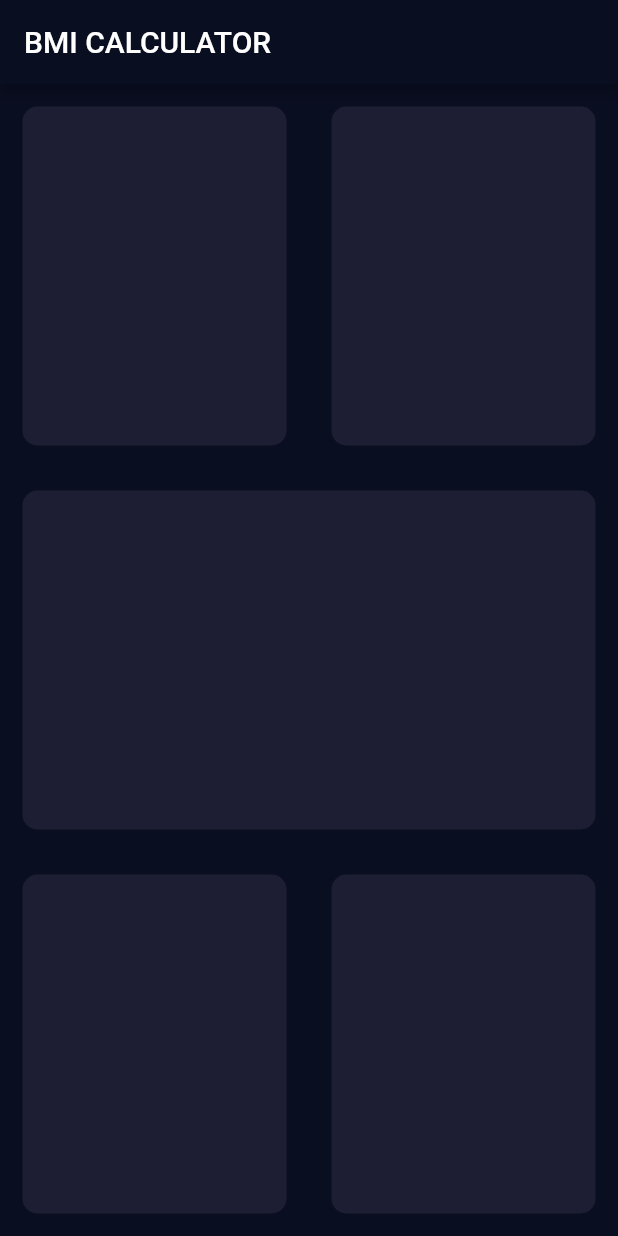
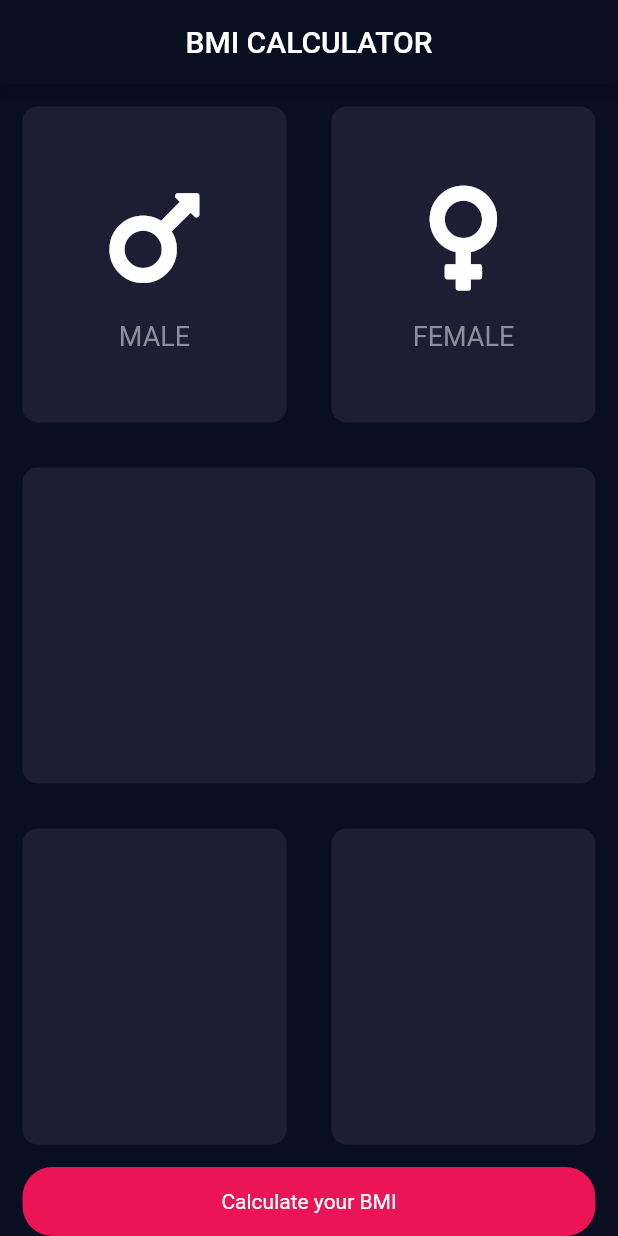
Before and after one commit to Gurubalan-GIT/BMI-Calculator, a Flutter app: the screen it shows after launch, on a phone screen of 412 x 824 dp. Run offline on Flutter 3.47's test engine with Material 2 defaults, Android fonts, the phone set to English and light mode, and no system bars; our stand-ins replace font_awesome_flutter.

Commit message:
✨ feat: adding in folder structure and gender choose widget

```diff
--- a/lib/input_page.dart
+++ /dev/null
@@ -1,45 +0,0 @@
-import 'package:flutter/material.dart';
-
-class InputPage extends StatefulWidget {
-  @override
-  _InputPageState createState() => _InputPageState();
-}
-
-class _InputPageState extends State<InputPage> {
-  @override
-  Widget build(BuildContext context) {
-    return Scaffold(
-        appBar: AppBar(
-          title: Text('BMI CALCULATOR'),
-        ),
-        body: Column(
-          children: [
-            Expanded(
-              child: Row(
-                children: [CustomCard(color: Color(0xFF1D1E33)), CustomCard(color: Color(0xFF1D1E33))],
-              ),
-            ),
-            CustomCard(color: Color(0xFF1D1E33)),
-            Expanded(
-              child: Row(
-                children: [CustomCard(color: Color(0xFF1D1E33)), CustomCard(color: Color(0xFF1D1E33))],
-              ),
-            ),
-          ],
-        ));
-  }
-}
-
-class CustomCard extends StatelessWidget {
-  CustomCard({@required this.color})
-  Color color;
-  @override
-  Widget build(BuildContext context) {
-    return Expanded(
-        child: Container(
-      margin: EdgeInsets.all(15),
-      decoration: BoxDecoration(
-          borderRadius: BorderRadius.circular(10), color: Color(0xFF1D1E33)),
-    ));
-  }
-}
--- a/lib/main.dart
+++ b/lib/main.dart
@@ -1,4 +1,4 @@
-import 'package:bmi_calculator/input_page.dart';
+import 'package:bmi_calculator/views/input_page.dart';
 import 'package:flutter/material.dart';
 
 void main() => runApp(BMICalculator());
--- /dev/null
+++ b/lib/views/input_page.dart
@@ -0,0 +1,65 @@
+import 'package:bmi_calculator/widgets/customCardWIdget.dart';
+import 'package:bmi_calculator/widgets/genderSelectionWidget.dart';
+import 'package:flutter/material.dart';
+import 'package:font_awesome_flutter/font_awesome_flutter.dart';
+
+const customCardColor = Color(0xFF1D1E33);
+
+class InputPage extends StatefulWidget {
+  @override
+  _InputPageState createState() => _InputPageState();
+}
+
+class _InputPageState extends State<InputPage> {
+  @override
+  Widget build(BuildContext context) {
+    return Scaffold(
+        appBar: AppBar(
+          title: Center(child: Text('BMI CALCULATOR')),
+        ),
+        body: Column(
+          children: [
+            Expanded(
+              child: Row(
+                children: [
+                  CustomCard(
+                    color: customCardColor,
+                    cardChild: ChooseGenderWidget(
+                      icon: FontAwesomeIcons.mars,
+                      text: "MALE",
+                    ),
+                  ),
+                  CustomCard(
+                    color: customCardColor,
+                    cardChild: ChooseGenderWidget(
+                      icon: FontAwesomeIcons.venus,
+                      text: "FEMALE",
+                    ),
+                  )
+                ],
+              ),
+            ),
+            CustomCard(color: customCardColor),
+            Expanded(
+              child: Row(
+                children: [
+                  CustomCard(color: customCardColor),
+                  CustomCard(color: customCardColor)
+                ],
+              ),
+            ),
+            Container(
+              padding: EdgeInsets.symmetric(vertical: 15),
+              margin: EdgeInsets.symmetric(horizontal: 15),
+              decoration: BoxDecoration(
+                borderRadius: BorderRadius.circular(20),
+                color: Color(0xFFEB1555),
+              ),
+              child: Center(
+                child: Text("Calculate your BMI"),
+              ),
+            )
+          ],
+        ));
+  }
+}
--- /dev/null
+++ b/lib/widgets/customCardWIdget.dart
@@ -0,0 +1,17 @@
+import 'package:flutter/material.dart';
+
+class CustomCard extends StatelessWidget {
+  CustomCard({@required this.color, this.cardChild});
+  final Color color;
+  final Widget cardChild;
+  @override
+  Widget build(BuildContext context) {
+    return Expanded(
+        child: Container(
+      child: cardChild,
+      margin: EdgeInsets.all(15),
+      decoration: BoxDecoration(
+          borderRadius: BorderRadius.circular(10), color: Color(0xFF1D1E33)),
+    ));
+  }
+}
--- /dev/null
+++ b/lib/widgets/genderSelectionWidget.dart
@@ -0,0 +1,26 @@
+import 'package:flutter/material.dart';
+
+class ChooseGenderWidget extends StatelessWidget {
+  ChooseGenderWidget({@required this.text, this.icon});
+  final IconData icon;
+  final String text;
+  @override
+  Widget build(BuildContext context) {
+    return Column(
+      mainAxisAlignment: MainAxisAlignment.center,
+      children: [
+        Icon(
+          icon,
+          size: 80,
+        ),
+        SizedBox(
+          height: 15,
+        ),
+        Text(
+          text,
+          style: TextStyle(fontSize: 18, color: Color(0xFF8D8E98)),
+        )
+      ],
+    );
+  }
+}
```
Also changed, not shown: pubspec.yaml (+1 -9 lines), pubspec.lock.
